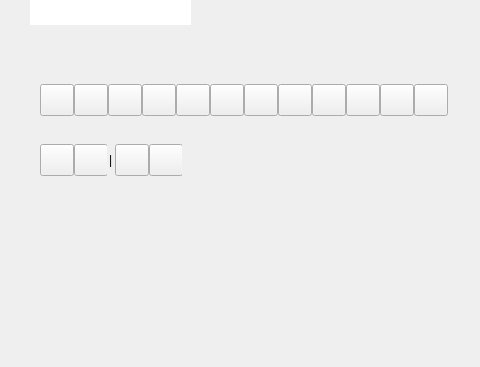
Qt form MainWindow.ui (xland/ScreenCapture) before a commit; both pictures show x 0 to 480 and y 116 to 483 of the 586 by 483 pixel window.
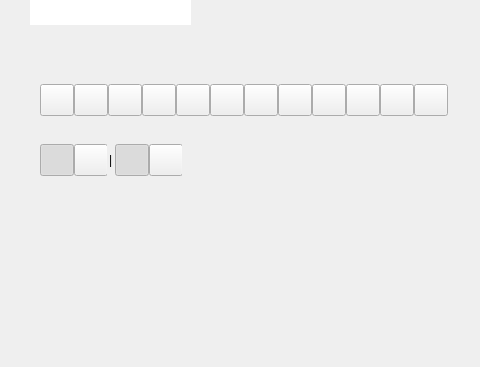
The same form after that commit.

```diff
--- a/MainWindow.ui
+++ b/MainWindow.ui
@@ -546,6 +546,9 @@
           <property name="checkable">
            <bool>true</bool>
           </property>
+          <property name="checked">
+           <bool>true</bool>
+          </property>
           <property name="autoExclusive">
            <bool>true</bool>
           </property>
@@ -636,6 +639,9 @@
           <property name="checkable">
            <bool>true</bool>
           </property>
+          <property name="checked">
+           <bool>true</bool>
+          </property>
           <property name="autoExclusive">
            <bool>true</bool>
           </property>
```
